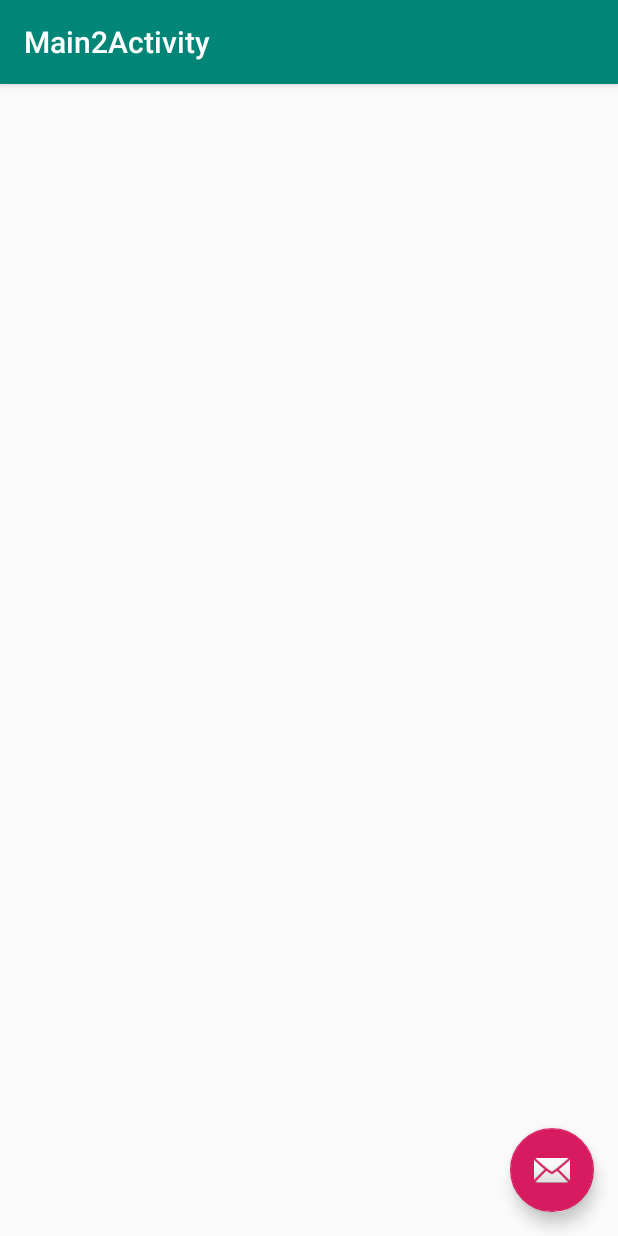
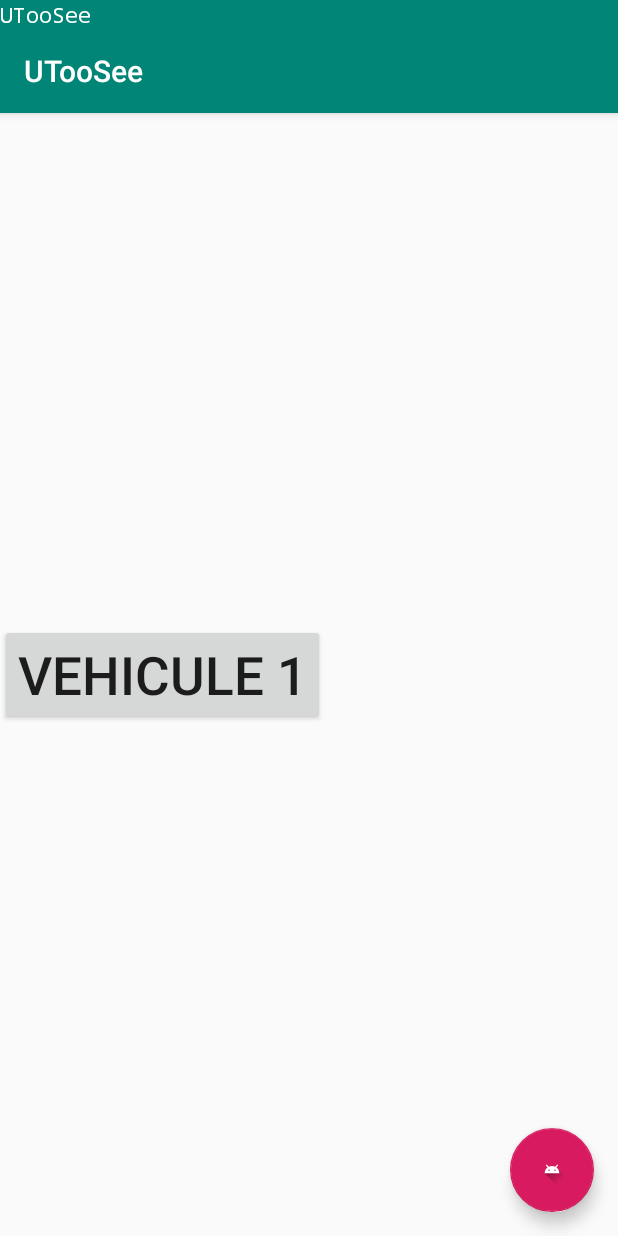
Before and after one commit to oceanedbs/UTooSee, an Android app: the screen it shows after launch (Main2Activity), on a phone screen of 412 x 824 dp. Run offline under Robolectric (Android 15) with nearby library versions, the phone set to English and light mode, and no system bars.

Commit message:
WIP Layout

```diff
--- a/UTooSeeApp/app/src/main/java/fr/volvo/utc/utoosee/Main2Activity.java
+++ b/UTooSeeApp/app/src/main/java/fr/volvo/utc/utoosee/Main2Activity.java
@@ -6,6 +6,8 @@ import android.support.design.widget.Snackbar;
 import android.support.v7.app.AppCompatActivity;
 import android.support.v7.widget.Toolbar;
 import android.view.View;
+import android.content.Intent;
+import android.widget.Button;
 
 public class Main2Activity extends AppCompatActivity {
 
@@ -16,12 +18,23 @@ public class Main2Activity extends AppCompatActivity {
         Toolbar toolbar = (Toolbar) findViewById(R.id.toolbar);
         setSupportActionBar(toolbar);
 
-        FloatingActionButton fab = (FloatingActionButton) findViewById(R.id.fab);
-        fab.setOnClickListener(new View.OnClickListener() {
+        FloatingActionButton addVehicule = (FloatingActionButton) findViewById(R.id.addVehicule);
+        addVehicule.setOnClickListener(new View.OnClickListener() {
             @Override
             public void onClick(View view) {
-                Snackbar.make(view, "Replace with your own action", Snackbar.LENGTH_LONG)
-                        .setAction("Action", null).show();
+                Intent intent = new Intent(Main2Activity.this, NSerie.class);
+                startActivity(intent);
+
+
+            }
+        });
+        Button vehicule1 = (Button) findViewById(R.id.vehicule1);
+        vehicule1.setOnClickListener(new View.OnClickListener(){
+            @Override
+            public void onClick (View view){
+                Intent intent = new Intent (Main2Activity.this, presentationComponent.class);
+                startActivity(intent);
+
             }
         });
     }
--- a/UTooSeeApp/app/src/main/res/layout/activity_main2.xml
+++ b/UTooSeeApp/app/src/main/res/layout/activity_main2.xml
@@ -11,6 +11,14 @@
         android:layout_height="wrap_content"
         android:theme="@style/AppTheme.AppBarOverlay">
 
+        <TextView
+            android:id="@+id/appName"
+            android:layout_width="match_parent"
+            android:layout_height="wrap_content"
+            android:fontFamily="monospace"
+            android:text="UTooSee"
+            android:textAppearance="@style/TextAppearance.AppCompat.Body1" />
+
         <android.support.v7.widget.Toolbar
             android:id="@+id/toolbar"
             android:layout_width="match_parent"
@@ -20,14 +28,25 @@
 
     </android.support.design.widget.AppBarLayout>
 
-    <include layout="@layout/content_main2" />
+    <include
+        android:id="@+id/include"
+        layout="@layout/content_main2" />
 
     <android.support.design.widget.FloatingActionButton
-        android:id="@+id/fab"
+        android:id="@+id/addVehicule"
         android:layout_width="wrap_content"
         android:layout_height="wrap_content"
-        android:layout_gravity="bottom|end"
-        android:layout_margin="@dimen/fab_margin"
-        app:srcCompat="@android:drawable/ic_dialog_email" />
+        android:layout_gravity="end|bottom"
+        android:layout_margin="16dp"
+        android:src="@drawable/ic_launcher_foreground" />
+
+    <Button
+        android:id="@+id/vehicule1"
+        android:layout_width="wrap_content"
+        android:layout_height="wrap_content"
+        android:text="Vehicule 1"
+        android:textSize="35dp"
+        app:layout_anchor="@+id/include"
+        app:layout_anchorGravity="left|center" />
 
 </android.support.design.widget.CoordinatorLayout>
--- /dev/null
+++ b/UTooSeeApp/app/src/main/res/layout/content_nserie.xml
@@ -0,0 +1,6 @@
+<?xml version="1.0" encoding="utf-8"?>
+<android.support.constraint.ConstraintLayout
+    xmlns:android="http://schemas.android.com/apk/res/android" android:layout_width="match_parent"
+    android:layout_height="match_parent">
+
+</android.support.constraint.ConstraintLayout>
--- a/UTooSeeApp/app/src/main/res/values/strings.xml
+++ b/UTooSeeApp/app/src/main/res/values/strings.xml
@@ -1,5 +1,7 @@
 <resources>
     <string name="app_name">UTooSee</string>
-    <string name="title_activity_main">MainActivity</string>
-    <string name="title_activity_main2">Main2Activity</string>
+    <string name="title_activity_main">UTooSee</string>
+    <string name="title_activity_main2">UTooSee</string>
+    <string name="title_activity_nserie">Add A New Vehicule</string>
+    <string name="title_activity_presentation_component">Component of your Excavator</string>
 </resources>
```
Also changed, not shown: UTooSeeApp/app/src/main/AndroidManifest.xml (+8 -0 lines), UTooSeeApp/app/src/main/java/fr/volvo/utc/utoosee/NSerie.java (added, +28 -0 lines), UTooSeeApp/app/src/main/java/fr/volvo/utc/utoosee/presentationComponent.java (added, +21 -0 lines), UTooSeeApp/app/src/main/res/layout/activity_nserie.xml (added, +42 -0 lines), UTooSeeApp/app/src/main/res/layout/activity_presentation_component.xml (added, +76 -0 lines), UTooSeeApp/app/src/main/res/layout/content_presentation_component.xml (added, +11 -0 lines).
